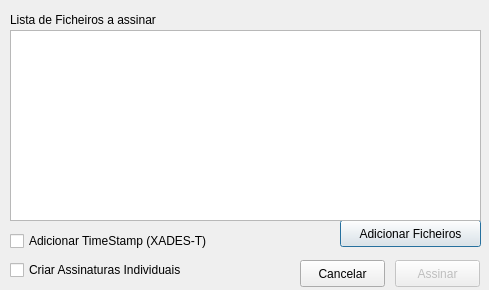
amagovpt/autenticacao.gov, file pteid-mw-pt/_src/eidmw/eidgui/dlgSignature.ui: the form before one commit.
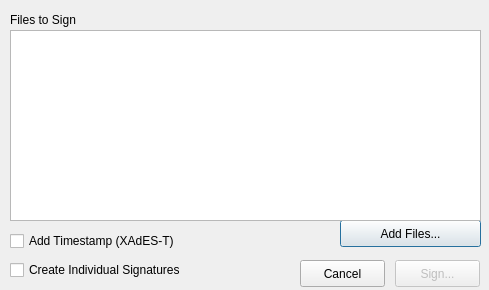
The form after the commit. Icons and pictures are not drawn.

Commit message: eidgui: Updated pt Translation. Moved some hardcoded pt strings out of the .ui files

What changed in the file:
```diff
--- a/pteid-mw-pt/_src/eidmw/eidgui/dlgSignature.ui
+++ b/pteid-mw-pt/_src/eidmw/eidgui/dlgSignature.ui
@@ -42,7 +42,7 @@
     </sizepolicy>
    </property>
    <property name="text">
-    <string>Adicionar Ficheiros</string>
+    <string>Add Files...</string>
    </property>
   </widget>
   <widget class="QLabel" name="labelHeader">
@@ -55,7 +55,7 @@
     </rect>
    </property>
    <property name="text">
-    <string>Lista de Ficheiros a assinar</string>
+    <string>Files to Sign</string>
    </property>
   </widget>
   <widget class="QPushButton" name="pbCancel">
@@ -68,7 +68,7 @@
     </rect>
    </property>
    <property name="text">
-    <string>Cancelar</string>
+    <string>Cancel</string>
    </property>
   </widget>
   <widget class="QPushButton" name="pbSign">
@@ -84,7 +84,7 @@
     </rect>
    </property>
    <property name="text">
-    <string>Assinar</string>
+    <string>Sign...</string>
    </property>
   </widget>
   <widget class="QListView" name="listView">
@@ -107,7 +107,7 @@
     </rect>
    </property>
    <property name="text">
-    <string>Adicionar TimeStamp (XADES-T)</string>
+    <string>Add Timestamp (XAdES-T)</string>
    </property>
   </widget>
   <widget class="QCheckBox" name="checkbox_singlefiles">
@@ -120,7 +120,7 @@
     </rect>
    </property>
    <property name="text">
-    <string>Criar Assinaturas Individuais</string>
+    <string>Create Individual Signatures</string>
    </property>
   </widget>
  </widget>
```
Left out of the diff: 2 changed lines with no effect on the pictures. The commit also changes 4 other files.
